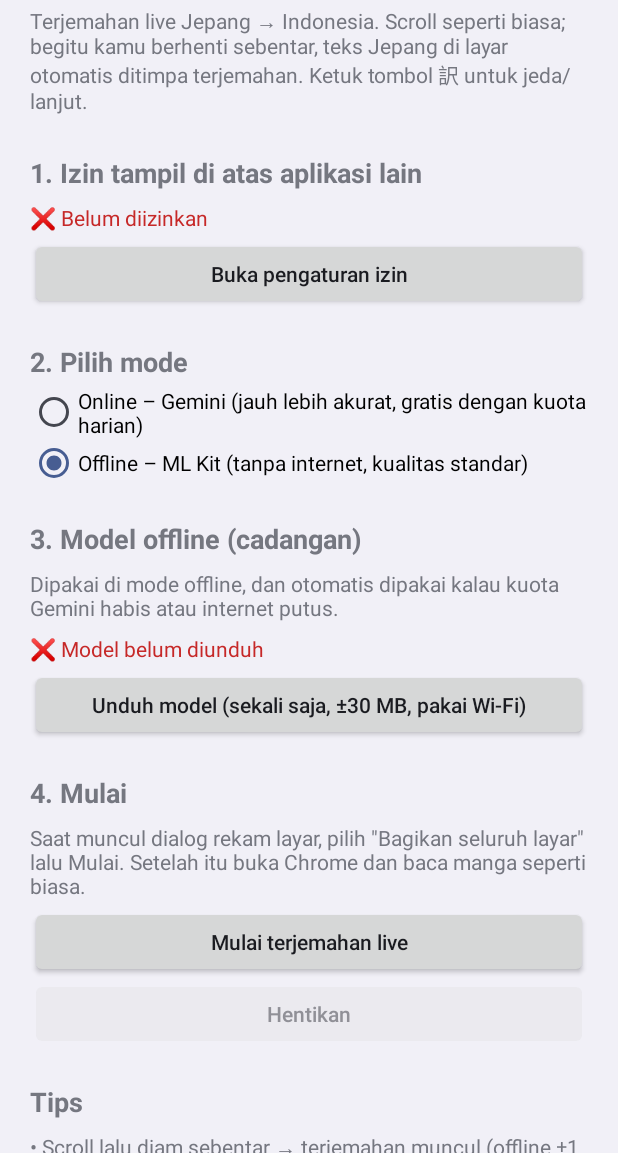
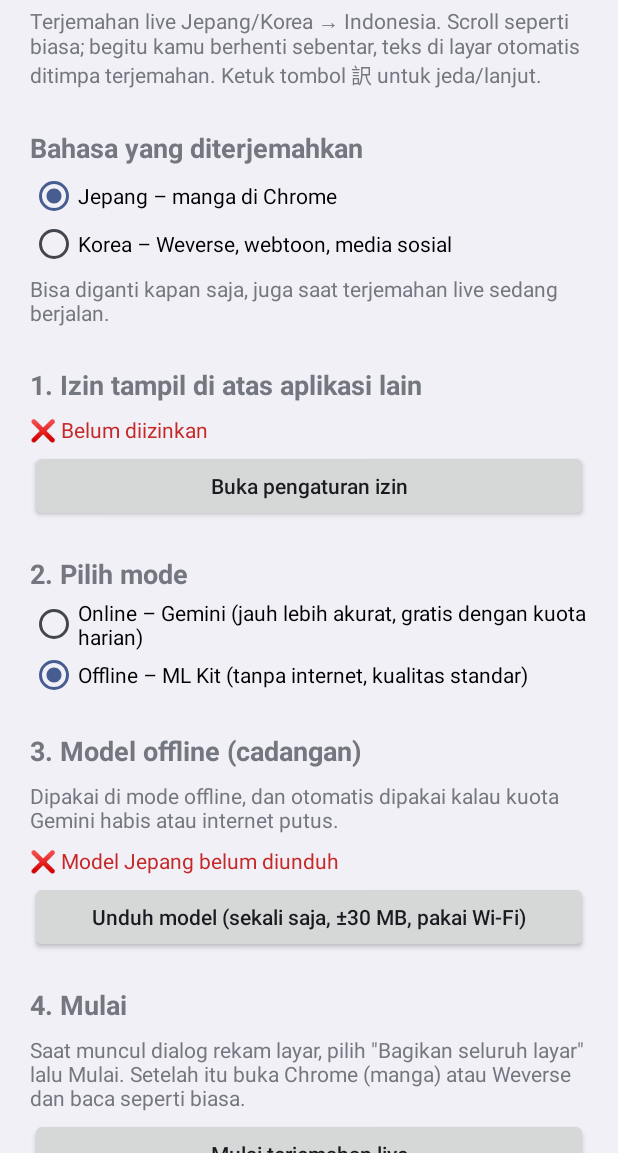
Before and after one commit to Marshalaaa/Manga-terjemah, an Android app: the screen it shows after launch (MainActivity), on a phone screen of 412 x 824 dp, the part 83-1236 px from its top. Run offline under Robolectric (Android 15) with nearby library versions, the phone set to English and light mode, and no system bars; 2 statements that could not run were skipped.

Commit message:
Tambah bahasa Korea (Weverse/webtoon): prompt Gemini khusus, OCR & terjemahan offline Korea, pilihan bahasa

```diff
--- a/app/src/main/java/id/manga/terjemah/MainActivity.kt
+++ b/app/src/main/java/id/manga/terjemah/MainActivity.kt
@@ -36,6 +36,8 @@ class MainActivity : Activity() {
     private lateinit var overlayStatus: TextView
     private lateinit var modelStatus: TextView
     private lateinit var downloadBtn: Button
+    private lateinit var rbJa: RadioButton
+    private lateinit var rbKo: RadioButton
     private lateinit var rbOffline: RadioButton
     private lateinit var rbGemini: RadioButton
     private lateinit var geminiSection: LinearLayout
@@ -45,6 +47,7 @@ class MainActivity : Activity() {
     private lateinit var startBtn: Button
     private lateinit var stopBtn: Button
     private var modelsReady = false
+    private var loading = false
 
     override fun onCreate(savedInstanceState: Bundle?) {
         super.onCreate(savedInstanceState)
@@ -88,10 +91,30 @@ class MainActivity : Activity() {
             setTextColor(Color.parseColor("#E8453C"))
         })
         root.addView(note(
-            "Terjemahan live Jepang → Indonesia. Scroll seperti biasa; begitu kamu berhenti " +
-                "sebentar, teks Jepang di layar otomatis ditimpa terjemahan. " +
+            "Terjemahan live Jepang/Korea → Indonesia. Scroll seperti biasa; begitu kamu berhenti " +
+                "sebentar, teks di layar otomatis ditimpa terjemahan. " +
                 "Ketuk tombol 訳 untuk jeda/lanjut."
         ))
+
+        // Bahasa sumber
+        root.addView(header("Bahasa yang diterjemahkan"))
+        rbJa = RadioButton(this).apply {
+            id = View.generateViewId()
+            text = "Jepang – manga di Chrome"
+        }
+        rbKo = RadioButton(this).apply {
+            id = View.generateViewId()
+            text = "Korea – Weverse, webtoon, media sosial"
+        }
+        root.addView(RadioGroup(this).apply {
+            addView(rbJa)
+            addView(rbKo)
+            setOnCheckedChangeListener { _, _ ->
+                savePrefs() // langsung dipakai kalau terjemahan sedang berjalan
+                checkModels()
+            }
+        })
+        root.addView(note("Bisa diganti kapan saja, juga saat terjemahan live sedang berjalan."))
 
         // Langkah 1
         root.addView(header("1. Izin tampil di atas aplikasi lain"))
@@ -156,7 +179,7 @@ class MainActivity : Activity() {
         root.addView(header("4. Mulai"))
         root.addView(note(
             "Saat muncul dialog rekam layar, pilih \"Bagikan seluruh layar\" lalu Mulai. " +
-                "Setelah itu buka Chrome dan baca manga seperti biasa."
+                "Setelah itu buka Chrome (manga) atau Weverse dan baca seperti biasa."
         ))
         startBtn = button("Mulai terjemahan live") { startTranslator() }
         stopBtn = button("Hentikan") {
@@ -207,16 +230,24 @@ class MainActivity : Activity() {
     // ---------------- Pengaturan ----------------
 
     private fun loadPrefs() {
+        loading = true
+        if (Prefs.lang(this) == Prefs.LANG_KO) rbKo.isChecked = true else rbJa.isChecked = true
         if (Prefs.mode(this) == Prefs.MODE_GEMINI) rbGemini.isChecked = true else rbOffline.isChecked = true
         keyInput.setText(Prefs.geminiKey(this))
         modelInput.setText(Prefs.geminiModel(this))
         updateModeUi()
+        loading = false
     }
 
     private fun savePrefs() {
+        if (loading) return // jangan timpa pengaturan saat sedang memuatnya
         val mode = if (rbGemini.isChecked) Prefs.MODE_GEMINI else Prefs.MODE_OFFLINE
-        Prefs.save(this, mode, keyInput.text.toString(), modelInput.text.toString())
+        Prefs.save(this, mode, selectedLang(), keyInput.text.toString(), modelInput.text.toString())
     }
+
+    private fun selectedLang() = if (rbKo.isChecked) Prefs.LANG_KO else Prefs.LANG_JA
+
+    private fun langName() = if (selectedLang() == Prefs.LANG_KO) "Korea" else "Jepang"
 
     private fun updateModeUi() {
         geminiSection.visibility = if (rbGemini.isChecked) View.VISIBLE else View.GONE
@@ -241,7 +272,7 @@ class MainActivity : Activity() {
         testStatus.setTextColor(Color.GRAY)
         scope.launch {
             try {
-                val reply = GeminiEngine(key, Prefs.geminiModel(this@MainActivity)).test()
+                val reply = GeminiEngine(key, Prefs.geminiModel(this@MainActivity), selectedLang()).test()
                 setStatus(testStatus, true, "API key berfungsi. Jawaban tes: ${reply.take(60)}", "")
             } catch (e: GeminiEngine.QuotaException) {
                 setStatus(testStatus, false, "", "Key benar, tapi kuota sedang habis/terbatas: ${e.message?.take(120)}")
@@ -254,9 +285,13 @@ class MainActivity : Activity() {
     // ---------------- Model offline ----------------
 
     private fun checkModels() {
+        val lang = selectedLang()
+        val name = langName()
         scope.launch {
-            modelsReady = runCatching { OfflineEngine.modelsReady() }.getOrDefault(false)
-            setStatus(modelStatus, modelsReady, "Model siap (bisa dipakai tanpa internet)", "Model belum diunduh")
+            val ready = runCatching { OfflineEngine.modelsReady(lang) }.getOrDefault(false)
+            if (lang != selectedLang()) return@launch // bahasa sudah diganti lagi, hasil ini basi
+            modelsReady = ready
+            setStatus(modelStatus, modelsReady, "Model $name siap (bisa dipakai tanpa internet)", "Model $name belum diunduh")
             downloadBtn.visibility = if (modelsReady) View.GONE else View.VISIBLE
         }
     }
@@ -266,7 +301,7 @@ class MainActivity : Activity() {
         downloadBtn.text = "Mengunduh…"
         scope.launch {
             try {
-                OfflineEngine.downloadModels()
+                OfflineEngine.downloadModels(selectedLang())
                 checkModels()
             } catch (e: Exception) {
                 toast("Gagal mengunduh: ${e.message}")
@@ -290,7 +325,7 @@ class MainActivity : Activity() {
             return
         }
         if (!rbGemini.isChecked && !modelsReady) {
-            toast("Unduh model offline dulu (langkah 3)")
+            toast("Unduh model offline ${langName()} dulu (langkah 3)")
             return
         }
         if (rbGemini.isChecked && !modelsReady) {
@@ -311,7 +346,7 @@ class MainActivity : Activity() {
             .putExtra(TranslatorService.EXTRA_RESULT_CODE, resultCode)
             .putExtra(TranslatorService.EXTRA_RESULT_DATA, data)
         startForegroundService(svc)
-        toast("Siap! Buka Chrome dan mulai baca")
+        toast(if (selectedLang() == Prefs.LANG_KO) "Siap! Buka Weverse dan mulai baca" else "Siap! Buka Chrome dan mulai baca")
         moveTaskToBack(true)
     }
 
--- a/app/src/main/java/id/manga/terjemah/Prefs.kt
+++ b/app/src/main/java/id/manga/terjemah/Prefs.kt
@@ -8,17 +8,24 @@ object Prefs {
     const val MODE_GEMINI = "gemini"
     const val DEFAULT_GEMINI_MODEL = "gemini-3.5-flash-lite"
 
+    /** Bahasa sumber: Jepang (manga) atau Korea (Weverse, webtoon, dll). */
+    const val LANG_JA = "ja"
+    const val LANG_KO = "ko"
+
     private fun sp(c: Context) = c.getSharedPreferences("settings", Context.MODE_PRIVATE)
 
     fun mode(c: Context): String = sp(c).getString("mode", MODE_OFFLINE) ?: MODE_OFFLINE
+    fun lang(c: Context): String =
+        if (sp(c).getString("lang", LANG_JA) == LANG_KO) LANG_KO else LANG_JA
     fun geminiKey(c: Context): String = sp(c).getString("gemini_key", "") ?: ""
     fun geminiModel(c: Context): String =
         (sp(c).getString("gemini_model", DEFAULT_GEMINI_MODEL) ?: DEFAULT_GEMINI_MODEL)
             .trim().ifBlank { DEFAULT_GEMINI_MODEL }
 
-    fun save(c: Context, mode: String, geminiKey: String, geminiModel: String) {
+    fun save(c: Context, mode: String, lang: String, geminiKey: String, geminiModel: String) {
         sp(c).edit()
             .putString("mode", mode)
+            .putString("lang", lang)
             .putString("gemini_key", geminiKey.trim())
             .putString("gemini_model", geminiModel.trim())
             .apply()
```
Also changed, not shown: app/build.gradle.kts (+5 -3 lines), app/src/main/java/id/manga/terjemah/GeminiEngine.kt (+44 -4 lines), app/src/main/java/id/manga/terjemah/OfflineEngine.kt (+66 -27 lines), app/src/main/java/id/manga/terjemah/TranslationEngine.kt (+9 -0 lines), app/src/main/java/id/manga/terjemah/TranslatorService.kt (+17 -14 lines), 1 other file.
